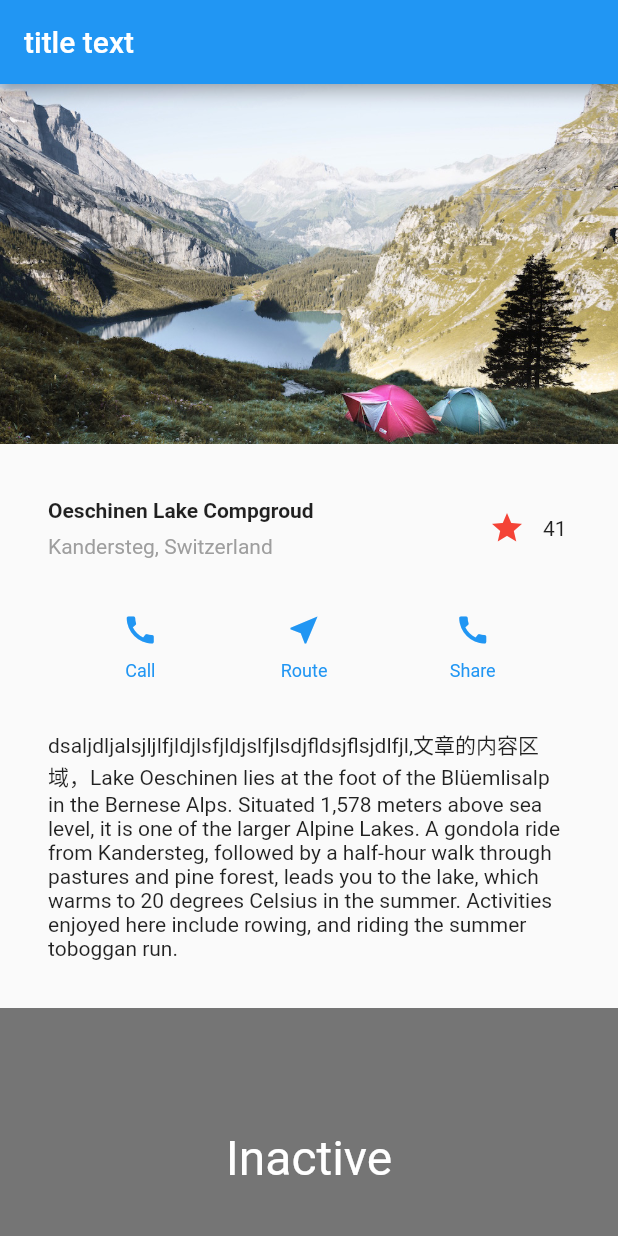
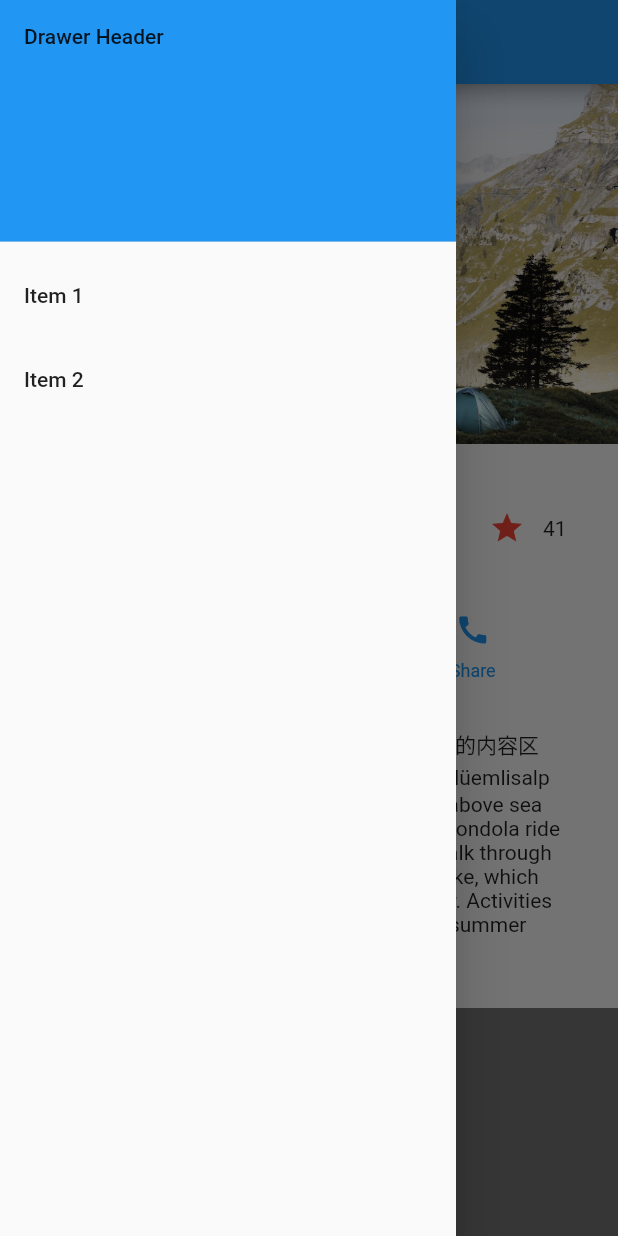
Before and after one commit to lynn8570/flutter_hello, a Flutter app: the screen it shows after launch, with the side drawer open (before the commit the screen has no drawer), on a phone screen of 412 x 824 dp. Run offline on Flutter 3.47's test engine with Material 2 defaults, Android fonts, the light colour scheme and no system bars.

Commit message:
添加drawer

```diff
--- a/lib/main.dart
+++ b/lib/main.dart
@@ -48,12 +48,13 @@ class MyApp extends StatelessWidget {
     return PageRouteBuilder(
       pageBuilder: (context, animation, secondaryAnimation) => Page2(),
       transitionsBuilder: (context, animation, secondaryAnimation, child) {
-        var begin = Offset(0.0, 1.0);  //从底部
+        var begin = Offset(0.0, 1.0); //从底部
         var end = Offset.zero; //到顶部
         var curve = Curves.ease;
 
 //        var tween = Tween(begin: begin, end: end); //线性的变化
-        var tween = Tween(begin: begin, end: end).chain(CurveTween(curve: curve));
+        var tween =
+            Tween(begin: begin, end: end).chain(CurveTween(curve: curve));
         var offsetAnimation = animation.drive(tween);
         return SlideTransition(
           //添加动画
@@ -101,6 +102,35 @@ class MyApp extends StatelessWidget {
       home: Scaffold(
         appBar: AppBar(
           title: Text("title text"),
+        ),
+        drawer: Drawer(
+          child: ListView(
+            padding: EdgeInsets.zero,
+            children: <Widget>[
+              DrawerHeader(
+                child: Text('Drawer Header'),
+                decoration: BoxDecoration(
+                  color: Colors.blue,
+                ),
+              ),
+              ListTile(
+                title: Text('Item 1'),
+                onTap: () {
+                  //Navigator operation requested with a context that does not include a Navigator.
+                  Navigator.pop(context);
+                },
+              ),
+              Builder(
+                // 注意和1的区别
+                builder: (context) => ListTile(
+                  title: Text('Item 2'),
+                  onTap: () {
+                    Navigator.pop(context);
+                  },
+                ),
+              )
+            ],
+          ),
         ),
         body: ListView(
           children: <Widget>[
```
